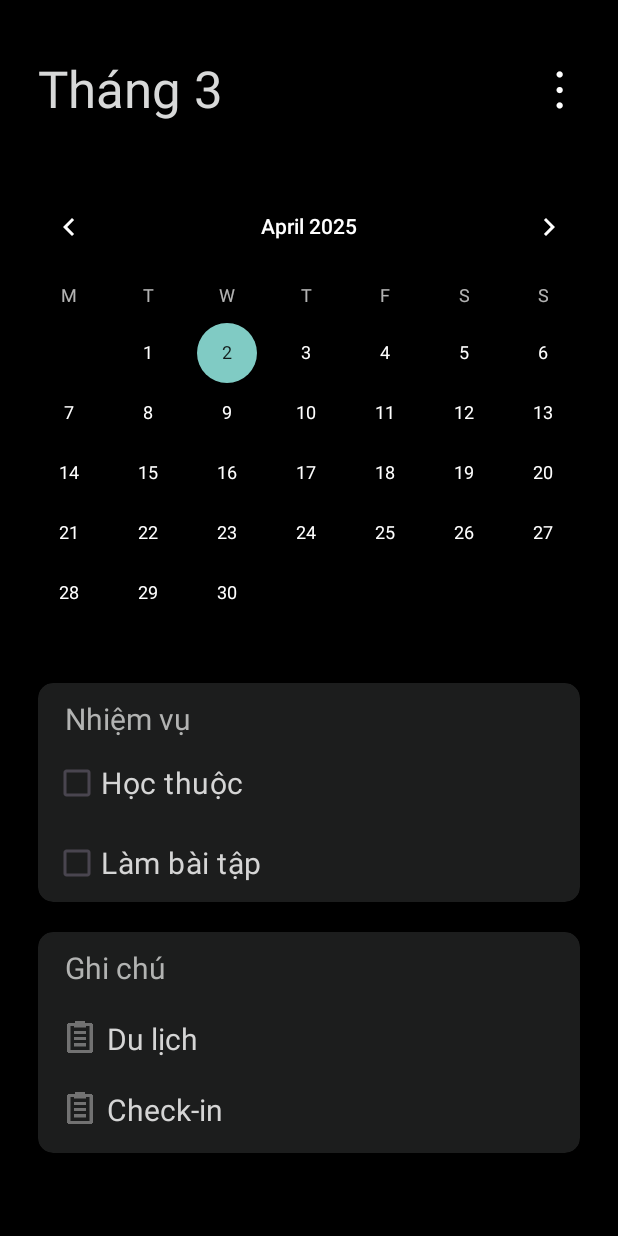
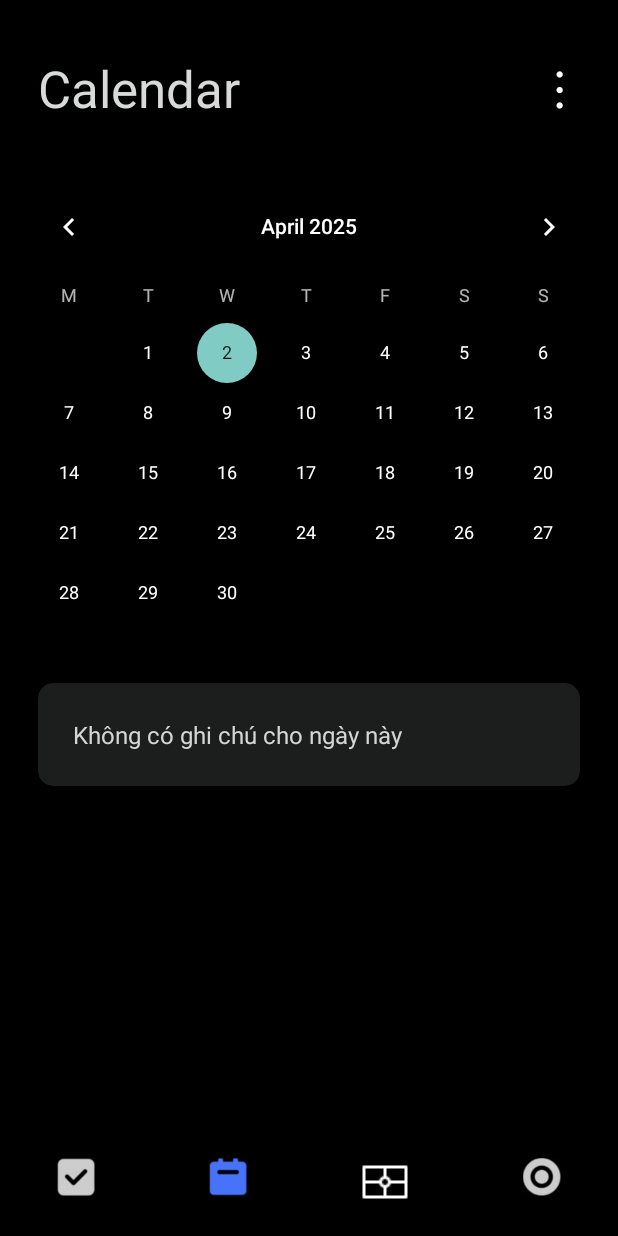
Before and after one commit to nguyenhuytan2004/Mobile-project, an Android app: the CalendarTab screen opened directly, with no data from a screen before it, on a phone screen of 412 x 824 dp. Run offline under Robolectric (Android 15) with nearby library versions, the phone set to English and light mode, and no system bars; Roboto replaces fonts that are not available here.

Commit message:
display note for date in CalendarTab

```diff
--- a/app/src/main/java/com/example/project/CalendarTab.java
+++ b/app/src/main/java/com/example/project/CalendarTab.java
@@ -1,14 +1,41 @@
 package com.example.project;
 
+import android.annotation.SuppressLint;
 import android.content.Intent;
+import android.database.Cursor;
+import android.database.sqlite.SQLiteDatabase;
+import android.graphics.Color;
 import android.os.Bundle;
+import android.util.Log;
+import android.view.View;
+import android.widget.CalendarView;
 import android.widget.ImageView;
+import android.widget.LinearLayout;
+import android.widget.TextView;
 
 import androidx.annotation.Nullable;
 import androidx.appcompat.app.AppCompatActivity;
 
+import java.text.ParseException;
+import java.text.SimpleDateFormat;
+import java.time.LocalDate;
+import java.util.ArrayList;
+import java.util.Calendar;
+import java.util.Date;
+import java.util.HashMap;
+import java.util.List;
+import java.util.Locale;
+import java.util.Map;
+import java.util.regex.Matcher;
+import java.util.regex.Pattern;
+
 public class CalendarTab extends AppCompatActivity {
     ImageView homeTab, focusTab, matrixTab;
+    CalendarView calendarView;
+    LinearLayout notesContainer;
+    private Map<String, List<NoteInfo>> dateToNotesMap = new HashMap<>();
+    private SimpleDateFormat dateFormat = new SimpleDateFormat("dd/MM/yyyy", Locale.getDefault());
+
     @Override
     protected void onCreate(@Nullable Bundle savedInstanceState) {
         super.onCreate(savedInstanceState);
@@ -17,6 +44,21 @@ public class CalendarTab extends AppCompatActivity {
         homeTab = findViewById(R.id.homeTab);
         focusTab = findViewById(R.id.focusTab);
         matrixTab = findViewById(R.id.matrixTab);
+        calendarView = findViewById(R.id.calendarView);
+        notesContainer = findViewById(R.id.notesContainer);
+
+        // Tải tất cả các ghi chú từ cơ sở dữ liệu
+        loadNotesFromDatabase();
+
+        // Thiết lập lịch để đánh dấu ngày có ghi chú
+        setupCalendarEvents();
+
+        // Xử lý sự kiện khi người dùng chọn một ngày
+        calendarView.setOnDateChangeListener((view, year, month, dayOfMonth) -> {
+            String selectedDate = String.format(Locale.getDefault(), "%02d/%02d/%d",
+                    dayOfMonth, (month + 1), year);
+            displayNotesForDate(selectedDate);
+        });
 
         homeTab.setOnClickListener(view -> {
             startActivity(new Intent(CalendarTab.this, MainActivity.class));
@@ -30,4 +72,179 @@ public class CalendarTab extends AppCompatActivity {
             startActivity(new Intent(CalendarTab.this, FocusTab.class));
         });
     }
+
+    @Override
+    protected void onResume() {
+        super.onResume();
+        // Tải lại dữ liệu khi quay lại màn hình
+        dateToNotesMap.clear();
+        loadNotesFromDatabase();
+        displayCurrentDateNotes();
+    }
+
+    private void loadNotesFromDatabase() {
+        SQLiteDatabase db = DatabaseHelper.getInstance(this).openDatabase();
+        try {
+            // Truy vấn để lấy tất cả các ghi chú có nhắc nhở
+            Cursor cursor = db.rawQuery(
+                    "SELECT n.id, n.title, n.content, r.date, r.time " +
+                            "FROM tbl_note n " +
+                            "JOIN tbl_note_reminder r ON n.id = r.note_id " +
+                            "WHERE r.date IS NOT NULL AND r.date != ''",
+                    null);
+
+            if (cursor != null && cursor.moveToFirst()) {
+                do {
+                    String noteId = cursor.getString(cursor.getColumnIndexOrThrow("id"));
+                    String title = cursor.getString(cursor.getColumnIndexOrThrow("title"));
+                    String time = "";
+                    int timeCursor = cursor.getColumnIndexOrThrow("time");
+                    if (timeCursor != -1) {
+                        time = cursor.getString(timeCursor);
+                    }
+
+                    String dateStr = cursor.getString(cursor.getColumnIndexOrThrow("date"));
+
+                    // Chuyển đổi định dạng ngày về dạng dd/MM/yyyy
+                    String formattedDate = formatDateString(dateStr);
+
+                    if (formattedDate != null) {
+                        // Lưu trữ thông tin ghi chú theo ngày
+                        if (!dateToNotesMap.containsKey(formattedDate)) {
+                            dateToNotesMap.put(formattedDate, new ArrayList<>());
+                        }
+                        dateToNotesMap.get(formattedDate).add(new NoteInfo(noteId, title, time));
+                    }
+                } while (cursor.moveToNext());
+                cursor.close();
+            }
+        } catch (Exception e) {
+            Log.e("CalendarTab", "Error loading notes", e);
+        } finally {
+            DatabaseHelper.getInstance(this).closeDatabase();
+        }
+    }
+
+    private String formatDateString(String dateStr) {
+        Pattern pattern = Pattern.compile("(\\d+)");
+        Matcher matcher = pattern.matcher(dateStr);
+
+        int day = 0, month = 0;
+        if (matcher.find()) {
+            day = Integer.parseInt(matcher.group(1));
+        }
+        if (matcher.find()) {
+            month = Integer.parseInt(matcher.group(1));
+        }
+        int year = Calendar.getInstance().get(Calendar.YEAR);
+
+        String formattedDate = String.format(Locale.getDefault(), "%02d/%02d/%d", day, month, year);
+        try {
+            Date date = dateFormat.parse(formattedDate);
+            if (date != null) {
+                return dateFormat.format(date);
+            }
+        } catch (ParseException e) {
+            Log.e("CalendarTab", "Error parsing date", e);
+        }
+        return null;
+    }
+
+    private void setupCalendarEvents() {
+        // Đây sẽ là phần để thiết lập các dấu chấm cho các ngày có ghi chú
+        // Vì CalendarView mặc định không hỗ trợ tùy chỉnh ngày như vậy,
+        // bạn có thể cần sử dụng một thư viện bên thứ ba như MaterialCalendarView
+
+        // Thay thế cho demo, chúng ta sẽ hiển thị ngày hiện tại
+        displayCurrentDateNotes();
+    }
+
+    private void displayCurrentDateNotes() {
+        String currentDate = dateFormat.format(new Date());
+        displayNotesForDate(currentDate);
+    }
+
+    private void displayNotesForDate(String date) {
+        // Xóa các ghi chú hiện tại
+        notesContainer.removeAllViews();
+
+        // Hiển thị các ghi chú cho ngày đã chọn
+        List<NoteInfo> notes = dateToNotesMap.get(date);
+        if (notes != null && !notes.isEmpty()) {
+            TextView title = new TextView(this);
+            title.setText("Ghi chú");
+            title.setTextColor(Color.parseColor("#d5d5d5"));
+            title.setTextSize(20);
+            title.setPadding(20, 20, 0, 50);
+            notesContainer.addView(title);
+            for (NoteInfo note : notes) {
+                View noteView = getLayoutInflater().inflate(R.layout.note_item_in_calendar_tab, null);
+                LinearLayout.LayoutParams params = new LinearLayout.LayoutParams(
+                        LinearLayout.LayoutParams.MATCH_PARENT,
+                        LinearLayout.LayoutParams.WRAP_CONTENT);
+                params.setMargins(0, 0, 0, 40);
+                noteView.setLayoutParams(params);
+
+                TextView titleTextView = noteView.findViewById(R.id.note_title);
+                titleTextView.setText(note.title);
+
+                TextView timeTextView = noteView.findViewById(R.id.note_time);
+                if (note.time != null && !note.time.isEmpty()) {
+                    timeTextView.setText(note.time);
+                    if (date != null) {
+                        Pattern pattern = Pattern.compile("(\\d+)");
+                        Matcher matcher = pattern.matcher(date);
+
+                        int day = 0, month = 0;
+                        if (matcher.find()) {
+                            day = Integer.parseInt(matcher.group(1));
+                        }
+                        if (matcher.find()) {
+                            month = Integer.parseInt(matcher.group(1));
+                        }
+
+                        LocalDate noteDate = LocalDate.of(LocalDate.now().getYear(), month, day);
+
+                        if (noteDate.isBefore(LocalDate.now())) {
+                            timeTextView.setTextColor(getResources().getColor(R.color.red));
+                        } else {
+                            timeTextView.setTextColor(getResources().getColor(R.color.statistics_blue));
+                        }
+                    }
+                } else {
+                    timeTextView.setVisibility(View.GONE);
+                }
+
+                noteView.setOnClickListener(v -> {
+                    // Mở ghi chú khi người dùng nhấp vào
+                    Intent intent = new Intent(CalendarTab.this, NoteActivity.class);
+                    intent.putExtra("noteId", note.id);
+                    startActivity(intent);
+                });
+
+                notesContainer.addView(noteView);
+            }
+        } else {
+            // Hiển thị thông báo không có ghi chú
+            TextView emptyText = new TextView(this);
+            emptyText.setText("Không có ghi chú cho ngày này");
+            emptyText.setTextColor(Color.parseColor("#d5d5d5"));
+            emptyText.setTextSize(16);
+            emptyText.setPadding(20, 20, 20, 20);
+            notesContainer.addView(emptyText);
+        }
+    }
+
+    // Lớp để lưu trữ thông tin ghi chú
+    private static class NoteInfo {
+        String id;
+        String title;
+        String time;
+
+        NoteInfo(String id, String title, String time) {
+            this.id = id;
+            this.title = title;
+            this.time = time;
+        }
+    }
 }
--- a/app/src/main/res/layout/main_calendar.xml
+++ b/app/src/main/res/layout/main_calendar.xml
@@ -14,11 +14,10 @@
         android:padding="25dp">
 
         <TextView
-            android:id="@+id/textView46"
             android:layout_width="wrap_content"
             android:layout_height="wrap_content"
             android:layout_weight="1"
-            android:text="Tháng 3"
+            android:text="Calendar"
             android:textColor="#d8d9d9"
             android:textSize="34sp"/>
 
@@ -62,53 +61,7 @@
         app:cardCornerRadius="10dp">
 
         <LinearLayout
-            android:layout_width="match_parent"
-            android:layout_height="wrap_content"
-            android:orientation="vertical"
-            android:paddingTop="10dp"
-            android:paddingLeft="10dp"
-            android:paddingBottom="2dp">
-
-            <TextView
-                android:id="@+id/textView48"
-                android:layout_width="match_parent"
-                android:layout_height="wrap_content"
-                android:paddingLeft="8dp"
-                android:text="Nhiệm vụ"
-                android:textColor="#b2b3b2"
-                android:textSize="20sp"
-                />
-
-            <CheckBox
-                android:id="@+id/checkBox"
-                android:layout_width="match_parent"
-                android:layout_height="wrap_content"
-                android:text="Học thuộc"
-                android:textColor="#d5d5d5"
-                android:textSize="20sp"
-                android:layout_marginTop="5dp"/>
-
-            <CheckBox
-                android:id="@+id/checkBox2"
-                android:layout_width="match_parent"
-                android:layout_height="wrap_content"
-                android:text="Làm bài tập"
-                android:textColor="#d5d5d5"
-                android:textSize="20sp"
-                android:layout_marginTop="5dp"/>
-
-        </LinearLayout>
-    </androidx.cardview.widget.CardView>
-
-    <androidx.cardview.widget.CardView
-        android:layout_width="match_parent"
-        android:layout_height="wrap_content"
-        android:layout_marginHorizontal="25dp"
-        android:layout_marginBottom="20dp"
-        app:cardBackgroundColor="#1c1d1d"
-        app:cardCornerRadius="10dp">
-
-        <LinearLayout
+            android:id="@+id/notesContainer"
             android:layout_width="match_parent"
             android:layout_height="wrap_content"
             android:orientation="vertical"
@@ -138,13 +91,21 @@
                     android:layout_marginEnd="5dp" />
 
                 <TextView
-                    android:id="@+id/textView51"
+                    android:id="@+id/note_title"
                     android:layout_width="wrap_content"
                     android:layout_height="wrap_content"
                     android:layout_weight="1"
                     android:text="Du lịch"
                     android:textColor="#d5d5d5"
                     android:textSize="20sp"/>
+
+                <TextView
+                    android:layout_width="wrap_content"
+                    android:layout_height="wrap_content"
+                    android:text="09:00"
+                    android:textColor="@color/statistics_blue"
+                    android:textSize="15sp"
+                    />
             </LinearLayout>
 
             <LinearLayout
@@ -168,17 +129,33 @@
                     android:text="Check-in"
                     android:textColor="#d5d5d5"
                     android:textSize="20sp"/>
+
+                <TextView
+                    android:layout_width="wrap_content"
+                    android:layout_height="wrap_content"
+                    android:text="09:00"
+                    android:textColor="@color/statistics_blue"
+                    android:textSize="15sp"
+                    />
+
             </LinearLayout>
 
         </LinearLayout>
     </androidx.cardview.widget.CardView>
 
+    <View
+        android:layout_width="0dp"
+        android:layout_height="0dp"
+        android:layout_weight="1"
+        />
+
     <LinearLayout
         android:layout_width="match_parent"
         android:layout_height="wrap_content"
-        android:layout_marginTop="35dp"
+        android:layout_marginTop="25dp"
         android:orientation="horizontal"
-        android:gravity="center">
+        android:layout_marginBottom="20dp"
+        >
 
         <ImageView
             android:id="@+id/homeTab"
```
Also changed, not shown: app/src/main/java/com/example/project/FocusTab.java (+4 -4 lines), app/src/main/java/com/example/project/MainActivity.java (+1 -9 lines), app/src/main/res/layout/change_focus_time.xml (+9 -4 lines), app/src/main/res/layout/note_item_in_calendar_tab.xml (added, +33 -0 lines), app/src/main/res/layout/note_item_in_main.xml (renamed from app/src/main/res/layout/note_item.xml).
